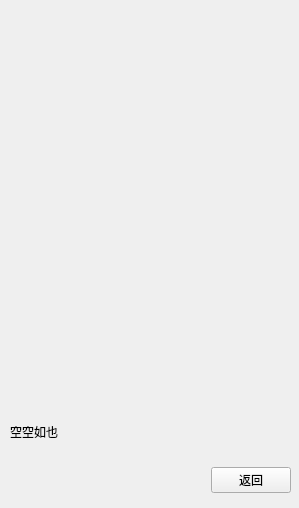
Old version of the form ui_class/record_window.ui in the repository reflux18d/MaiGO.
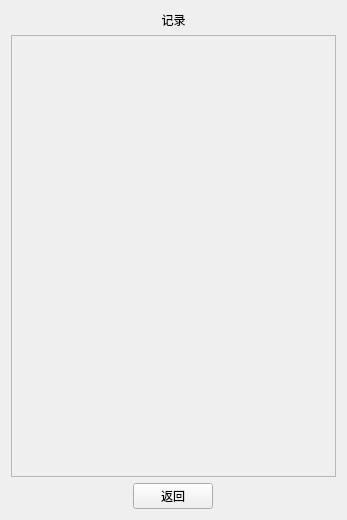
New version of the form.

Commit message: Record&Settings Scroll by Bo

Patch:
```diff
--- a/ui_class/record_window.ui
+++ b/ui_class/record_window.ui
@@ -6,80 +6,76 @@
    <rect>
     <x>0</x>
     <y>0</y>
-    <width>299</width>
-    <height>508</height>
+    <width>347</width>
+    <height>520</height>
    </rect>
   </property>
+  <property name="sizePolicy">
+   <sizepolicy hsizetype="Fixed" vsizetype="Fixed">
+    <horstretch>0</horstretch>
+    <verstretch>0</verstretch>
+   </sizepolicy>
+  </property>
   <property name="windowTitle">
    <string/>
   </property>
-  <widget class="QWidget" name="horizontalLayoutWidget">
+  <layout class="QVBoxLayout" name="verticalLayout">
+   <item>
+    <layout class="QHBoxLayout" name="horizontalLayout">
+     <item>
+      <widget class="QLabel" name="label">
+       <property name="text">
+        <string>记录</string>
+       </property>
+       <property name="alignment">
+        <set>Qt::AlignCenter</set>
+       </property>
+      </widget>
+     </item>
+    </layout>
+   </item>
+   <item>
+    <layout class="QVBoxLayout" name="inform_layout">
+     <item>
+      <widget class="QScrollArea" name="record_scroll">
+       <property name="widgetResizable">
+        <bool>true</bool>
+       </property>
+       <property name="alignment">
+        <set>Qt::AlignCenter</set>
+       </property>
+       <widget class="QWidget" name="scrollAreaWidgetContents">
    <property name="geometry">
     <rect>
-     <x>10</x>
-     <y>450</y>
-     <width>281</width>
-     <height>61</height>
-    </rect>
-   </property>
+          <x>0</x>
+          <y>0</y>
+          <width>325</width>
+          <height>447</height>
+         </rect>
+        </property>
+       </widget>
+      </widget>
+     </item>
+    </layout>
+   </item>
+   <item>
    <layout class="QHBoxLayout" name="bottom_layout">
-    <item>
-     <spacer name="horizontalSpacer">
-      <property name="orientation">
-       <enum>Qt::Horizontal</enum>
-      </property>
-      <property name="sizeHint" stdset="0">
-       <size>
-        <width>40</width>
-        <height>20</height>
-       </size>
-      </property>
-     </spacer>
-    </item>
     <item>
      <widget class="QPushButton" name="return_button">
+       <property name="sizePolicy">
+        <sizepolicy hsizetype="Fixed" vsizetype="Fixed">
+         <horstretch>0</horstretch>
+         <verstretch>0</verstretch>
+        </sizepolicy>
+       </property>
       <property name="text">
        <string>返回</string>
       </property>
      </widget>
     </item>
    </layout>
-  </widget>
-  <widget class="QWidget" name="verticalLayoutWidget">
-   <property name="geometry">
-    <rect>
-     <x>10</x>
-     <y>80</y>
-     <width>271</width>
-     <height>361</height>
-    </rect>
-   </property>
-   <layout class="QVBoxLayout" name="record_layout">
-    <item>
-     <spacer name="verticalSpacer">
-      <property name="orientation">
-       <enum>Qt::Vertical</enum>
-      </property>
-      <property name="sizeHint" stdset="0">
-       <size>
-        <width>20</width>
-        <height>40</height>
-       </size>
-      </property>
-     </spacer>
-    </item>
-    <item>
-     <widget class="QLabel" name="empty_label">
-      <property name="layoutDirection">
-       <enum>Qt::LeftToRight</enum>
-      </property>
-      <property name="text">
-       <string>空空如也</string>
-      </property>
-     </widget>
-    </item>
-   </layout>
-  </widget>
+   </item>
+  </layout>
  </widget>
  <resources/>
  <connections/>
```
Lines whose indentation alone changed are shown as unchanged. The commit also changes 11 other files.
